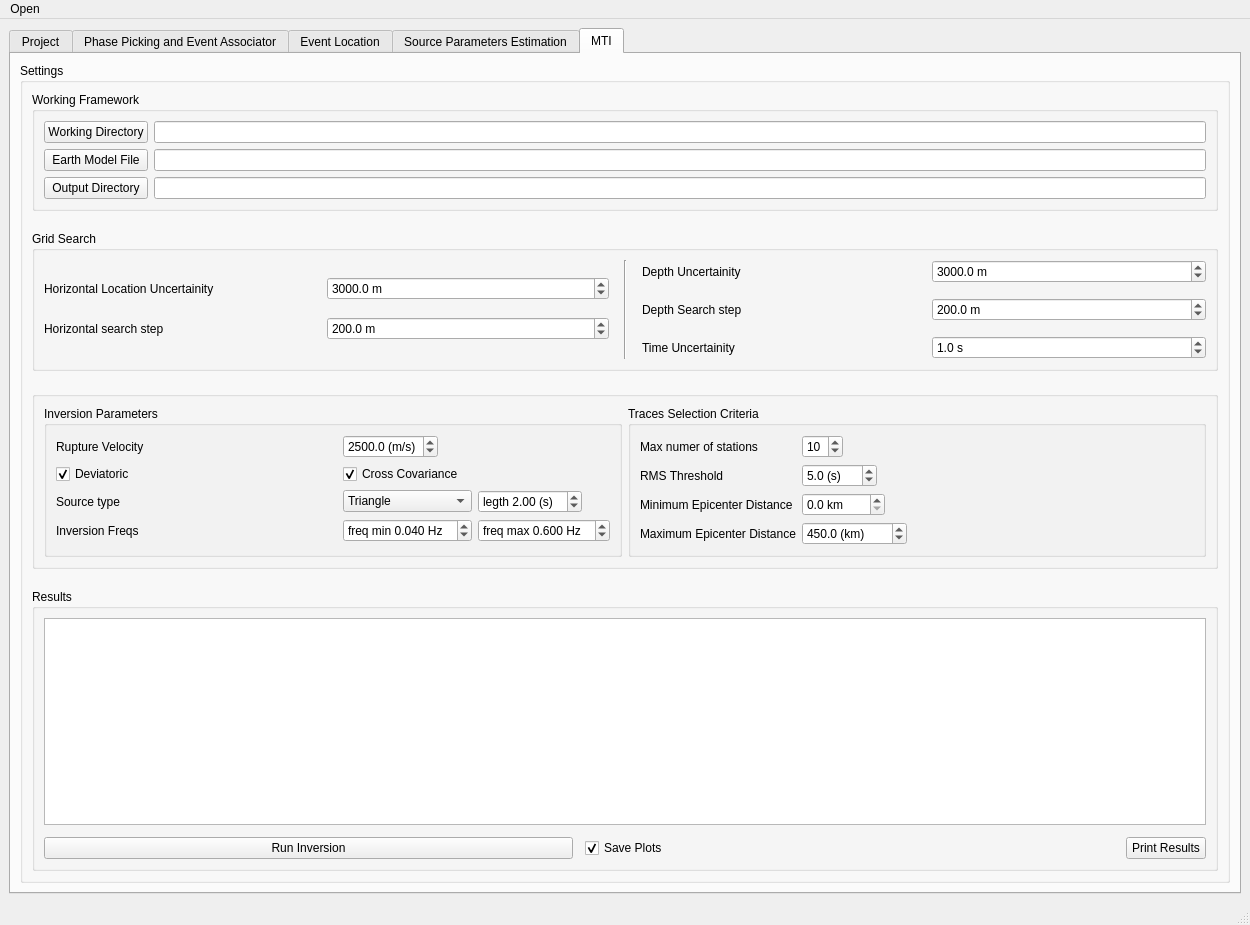
First picture: the form in surfquake/resources/designer_uis/loc_flow.ui, repository rcabdia/SurfQuake, before the edit.
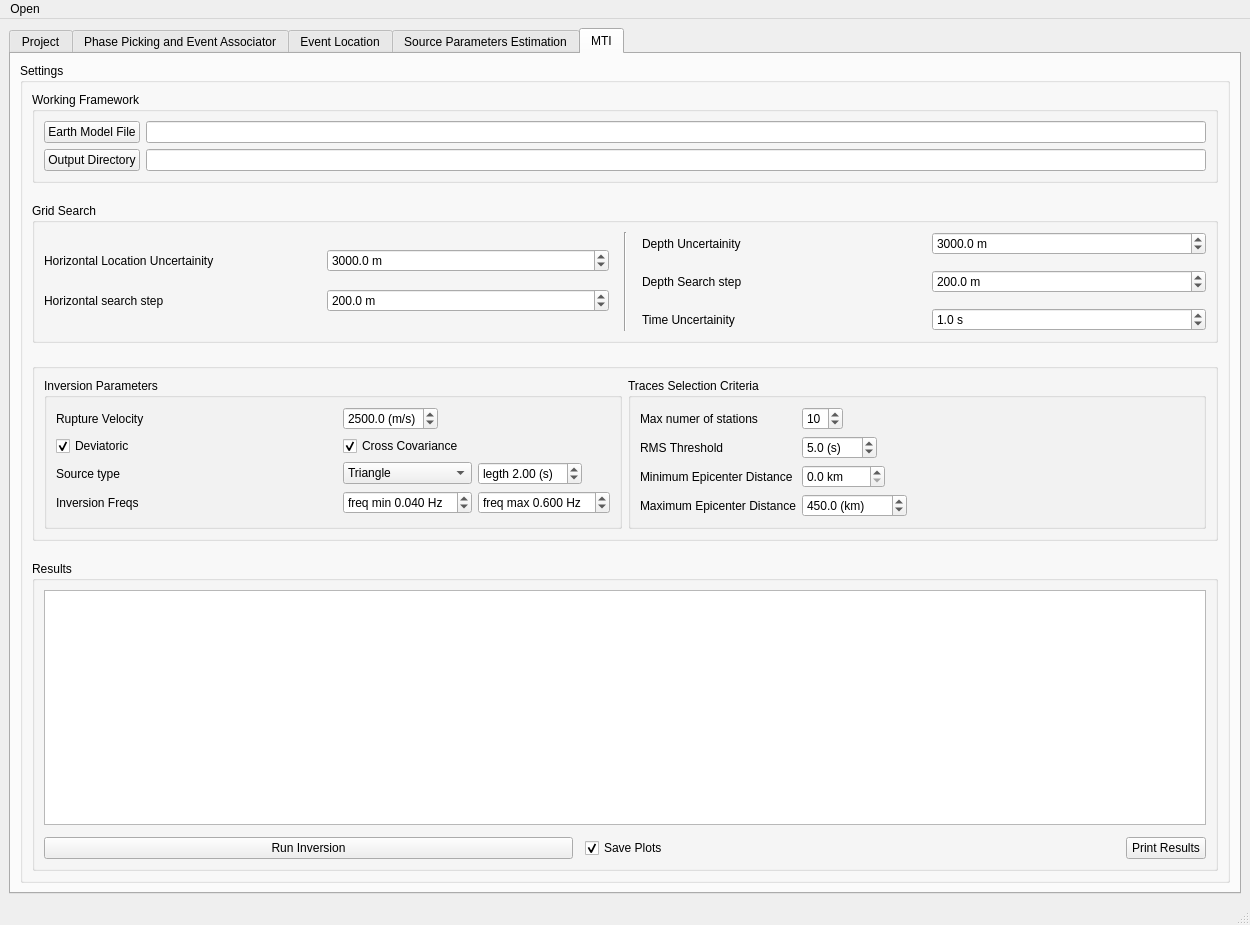
Second picture: the form after the edit. The open tabs and pages were chosen to show the change. Icons and pictures are not drawn.

Commit message: Upgrade MTI max number of stations parameter

```diff
--- a/surfquake/resources/designer_uis/loc_flow.ui
+++ b/surfquake/resources/designer_uis/loc_flow.ui
@@ -2099,45 +2099,31 @@
                 <string>Working Framework</string>
                </property>
                <layout class="QGridLayout" name="gridLayout_20">
-                <item row="0" column="0">
-                 <widget class="QPushButton" name="workingDirectoryMTIBtn">
-                  <property name="text">
-                   <string>Working Directory</string>
-                  </property>
-                 </widget>
-                </item>
-                <item row="2" column="0">
-                 <widget class="QPushButton" name="outputDirectoryMTIBtn">
-                  <property name="text">
-                   <string>Output Directory</string>
-                  </property>
-                 </widget>
-                </item>
-                <item row="0" column="2">
-                 <widget class="QLineEdit" name="mti_working_path">
-                  <property name="text">
-                   <string/>
-                  </property>
-                 </widget>
-                </item>
-                <item row="2" column="2">
+                <item row="1" column="2">
                  <widget class="QLineEdit" name="MTI_output_path">
                   <property name="text">
                    <string/>
                   </property>
                  </widget>
                 </item>
-                <item row="1" column="0">
+                <item row="0" column="2">
+                 <widget class="QLineEdit" name="earth_model_path">
+                  <property name="text">
+                   <string/>
+                  </property>
+                 </widget>
+                </item>
+                <item row="0" column="0">
                  <widget class="QPushButton" name="earthModelMTIBtn">
                   <property name="text">
                    <string>Earth Model File</string>
                   </property>
                  </widget>
                 </item>
-                <item row="1" column="2">
-                 <widget class="QLineEdit" name="earth_model_path">
+                <item row="1" column="0">
+                 <widget class="QPushButton" name="outputDirectoryMTIBtn">
                   <property name="text">
-                   <string/>
+                   <string>Output Directory</string>
                   </property>
                  </widget>
                 </item>
```
The commit also changes 2 other files.
